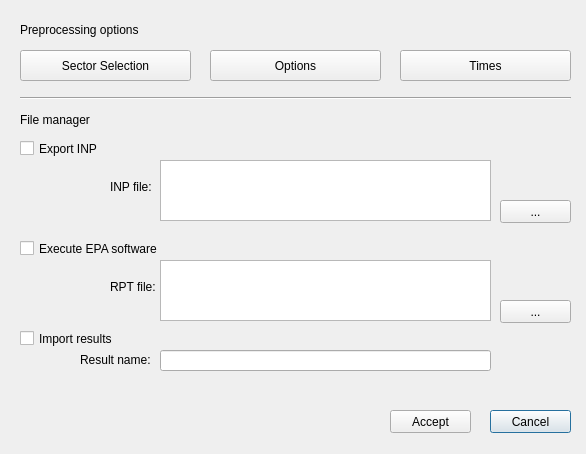
Before: the Qt Designer form ui/ws_file_manager.ui in Giswater/giswater_qgis_plugin, drawn with Qt 5.
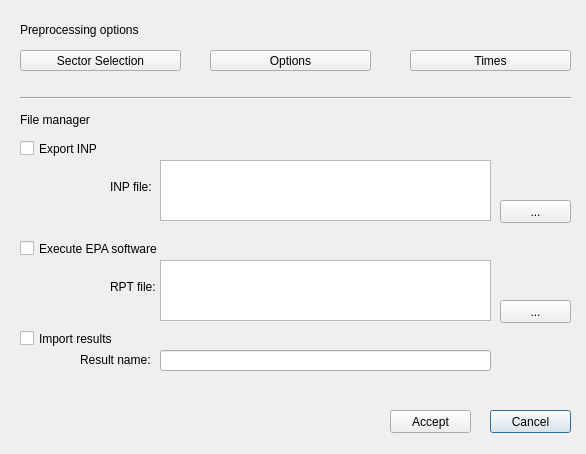
After: the same form once the commit is applied.

The edit to the form file:
```diff
--- a/ui/ws_file_manager.ui
+++ b/ui/ws_file_manager.ui
@@ -31,8 +31,8 @@
     <rect>
      <x>20</x>
      <y>50</y>
-     <width>171</width>
-     <height>31</height>
+     <width>161</width>
+     <height>21</height>
     </rect>
    </property>
    <property name="text">
@@ -42,10 +42,10 @@
   <widget class="QPushButton" name="btn_times">
    <property name="geometry">
     <rect>
-     <x>400</x>
+     <x>410</x>
      <y>50</y>
-     <width>171</width>
-     <height>31</height>
+     <width>161</width>
+     <height>21</height>
     </rect>
    </property>
    <property name="text">
@@ -57,8 +57,8 @@
     <rect>
      <x>210</x>
      <y>50</y>
-     <width>171</width>
-     <height>31</height>
+     <width>161</width>
+     <height>21</height>
     </rect>
    </property>
    <property name="text">
```
